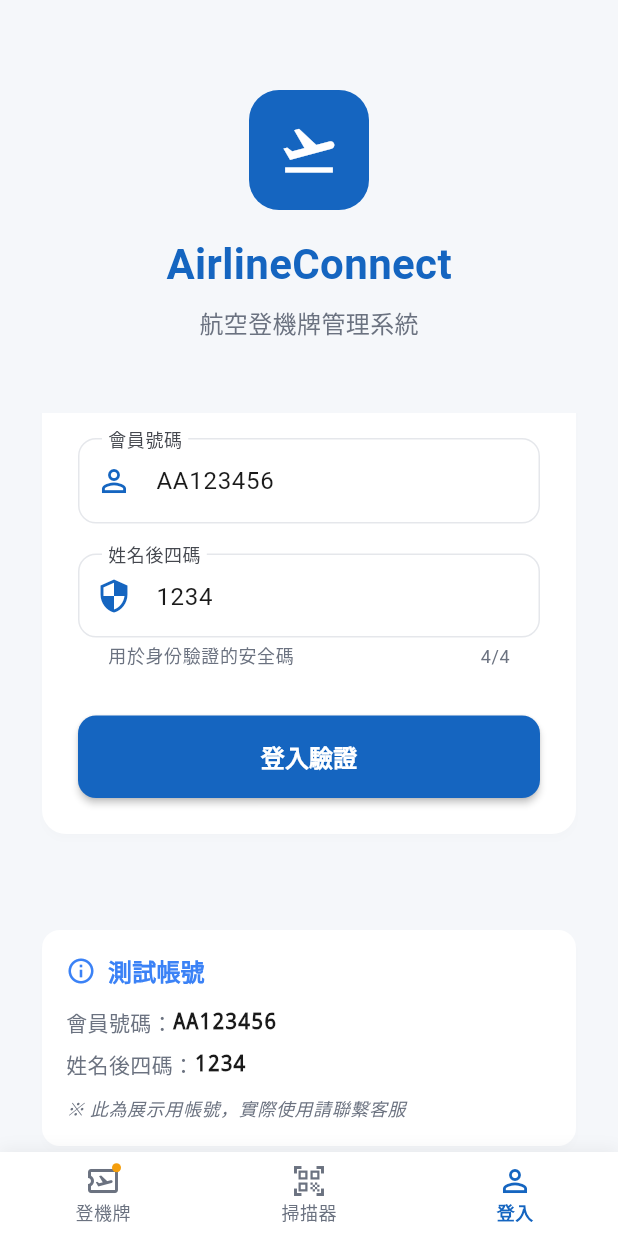
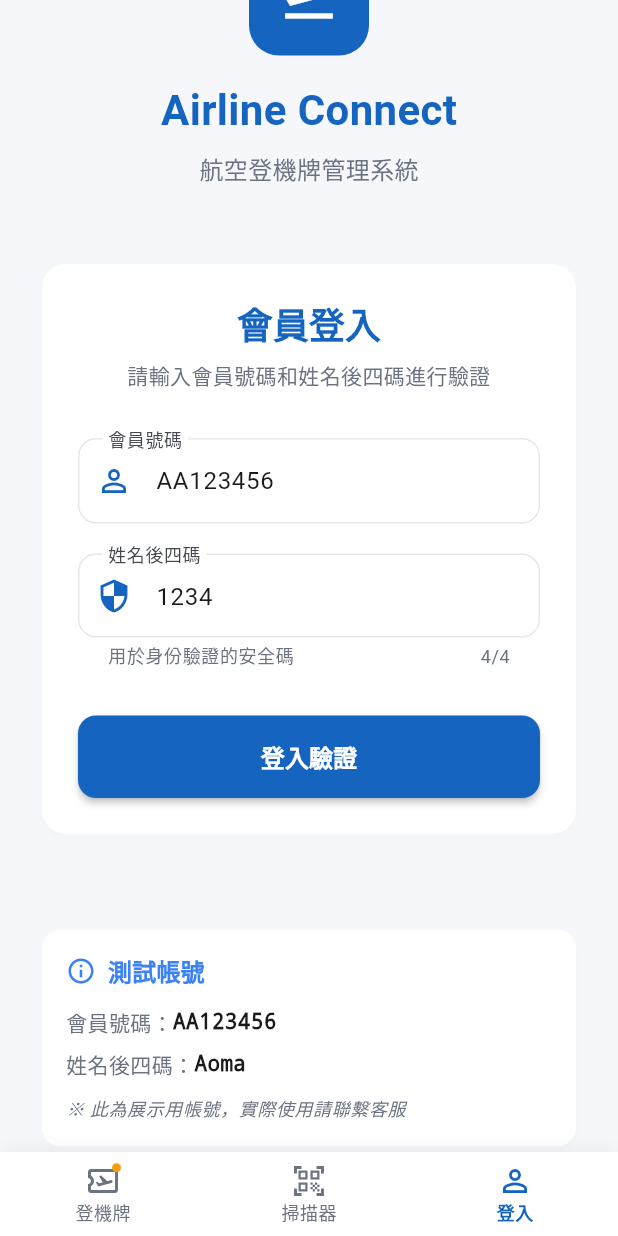
Before and after one commit to cyan92128505/airline_connect, a Flutter app: the screen it shows after launch, scrolled down 103 dp, on a phone screen of 412 x 824 dp. Run offline on Flutter 3.47's test engine with Material 3 defaults, Android fonts, the phone set to English and light mode, and no system bars; our stand-ins replace connectivity_plus, dartz, flutter_hooks, flutter_riverpod, freezed_annotation, gap and 7 more; generated files the repository leaves out were written again.

Commit message:
feat: Modify member authentication screen

```diff
--- a/lib/features/member/presentation/screens/member_auth_screen.dart
+++ b/lib/features/member/presentation/screens/member_auth_screen.dart
@@ -1,5 +1,4 @@
 import 'package:flutter/material.dart';
-import 'package:flutter_hooks/flutter_hooks.dart';
 import 'package:hooks_riverpod/hooks_riverpod.dart';
 import 'package:app/features/member/presentation/notifiers/member_auth_notifier.dart';
 import 'package:app/features/member/presentation/widgets/member_auth_form.dart';
@@ -10,23 +9,16 @@ import 'package:gap/gap.dart';
 
 /// Member authentication screen for login
 class MemberAuthScreen extends HookConsumerWidget {
+  static const Key errorMessageKey = Key('error_message');
+  static const Key validationErrorKey = Key('validation_error');
+  static const Key successMessageKey = Key('success_message');
+
   const MemberAuthScreen({super.key});
 
   @override
   Widget build(BuildContext context, WidgetRef ref) {
     final authState = ref.watch(memberAuthNotifierProvider);
     final authNotifier = ref.read(memberAuthNotifierProvider.notifier);
-
-    // Auto-clear error after some time
-    useEffect(() {
-      if (authState.hasError) {
-        final timer = Future.delayed(const Duration(seconds: 5), () {
-          authNotifier.clearError();
-        });
-        return () => timer.ignore();
-      }
-      return null;
-    }, [authState.errorMessage]);
 
     return Scaffold(
       backgroundColor: AppColors.background,
@@ -35,18 +27,17 @@ class MemberAuthScreen extends HookConsumerWidget {
           padding: const EdgeInsets.symmetric(horizontal: 24.0),
           child: Column(
             children: [
-              const Gap(60),
-
-              // Header section
-              _buildHeader(),
-
-              const Gap(48),
-
               // Authentication form
               Expanded(
                 child: SingleChildScrollView(
                   child: Column(
                     children: [
+                      const Gap(60),
+
+                      // Header section
+                      _buildHeader(),
+
+                      const Gap(48),
                       // Form card
                       Card(
                         elevation: 2,
@@ -99,6 +90,7 @@ class MemberAuthScreen extends HookConsumerWidget {
                       // Error display
                       if (authState.hasError)
                         ErrorDisplay(
+                          key: errorMessageKey,
                           message: authState.errorMessage!,
                           onRetry: () => authNotifier.clearError(),
                         ),
@@ -147,7 +139,7 @@ class MemberAuthScreen extends HookConsumerWidget {
         const Gap(16),
 
         Text(
-          'AirlineConnect',
+          'Airline Connect',
           style: TextStyle(
             fontSize: 28,
             fontWeight: FontWeight.bold,
@@ -195,7 +187,7 @@ class MemberAuthScreen extends HookConsumerWidget {
 
             const Gap(8),
 
-            _buildCredentialRow(context, '姓名後四碼：', '1234'),
+            _buildCredentialRow(context, '姓名後四碼：', 'Aoma'),
 
             const Gap(12),
 
```
